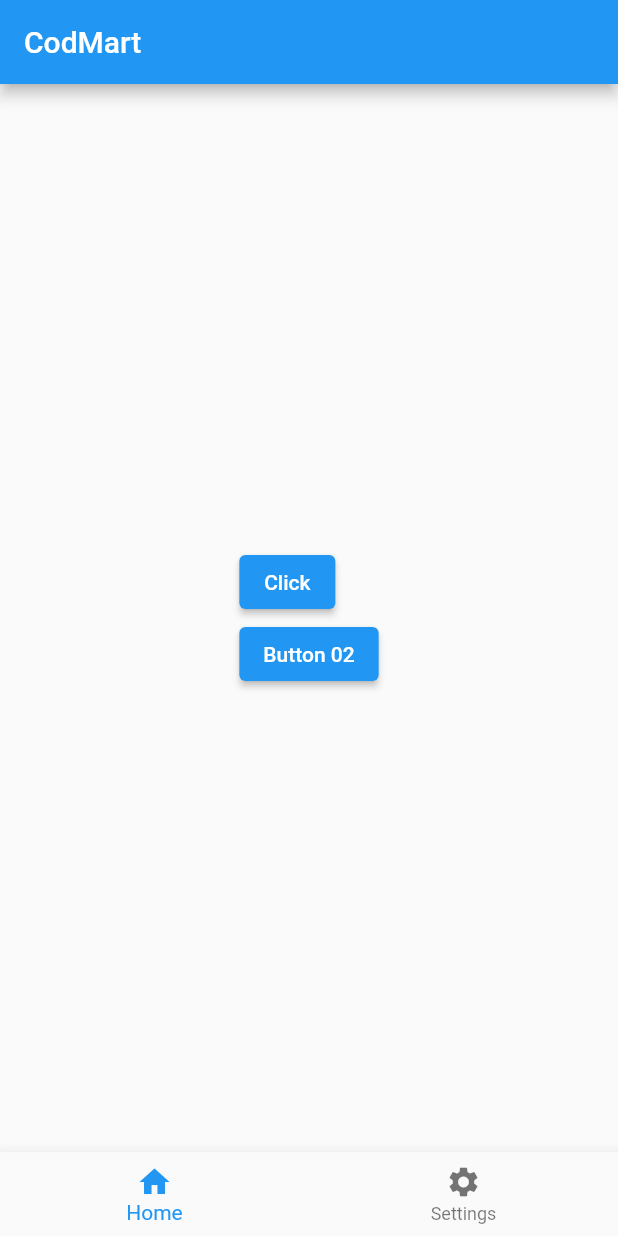
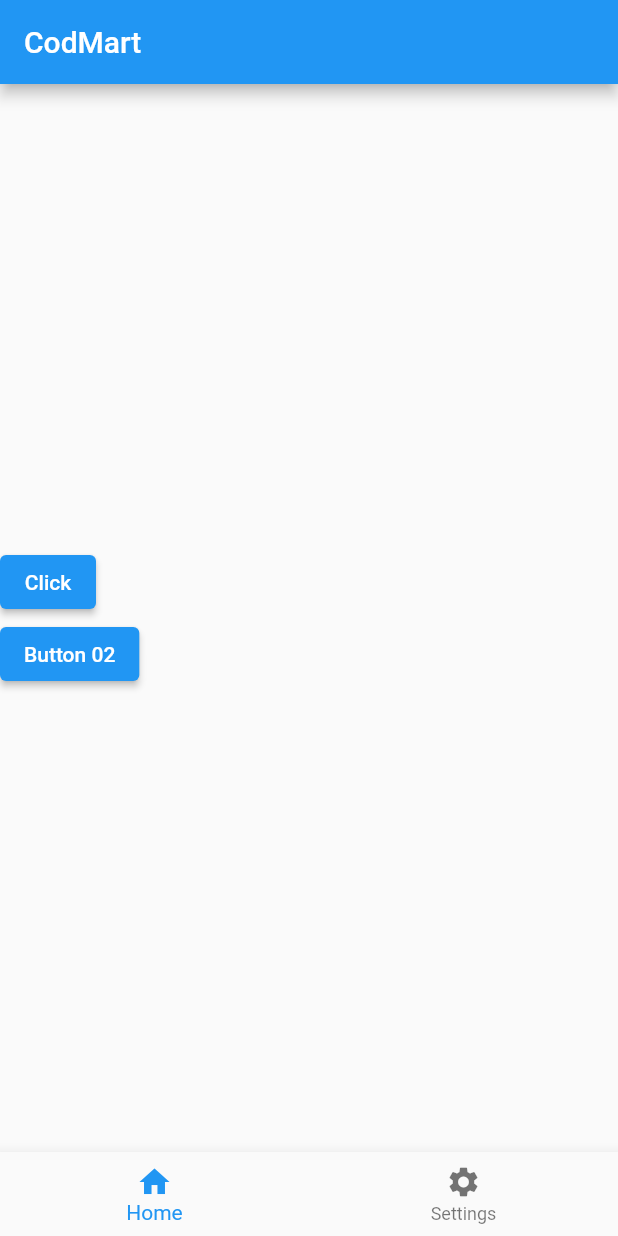
Before and after one commit to Hasitha-Lakshan404/Flutter_Basic, a Flutter app: the screen it shows after launch, on a phone screen of 412 x 824 dp. Run offline on Flutter 3.47's test engine with Material 2 defaults, Android fonts, the phone set to English and light mode, and no system bars.

Commit message:
set the Coloumn full size of the user window

```diff
--- a/lib/main.dart
+++ b/lib/main.dart
@@ -1,3 +1,5 @@
+import 'dart:math';
+
 import 'package:flutter/material.dart';
 
 void main() {
@@ -27,6 +29,9 @@ class _MyAppState extends State<MyApp> {
 
         //Sart a body
         body: Center(
+          child: SizedBox(
+            //to set the column full size to the user window
+            width: double.infinity,
             child: Column(
               //for the center two button
               mainAxisAlignment: MainAxisAlignment.center,
@@ -57,6 +62,7 @@ class _MyAppState extends State<MyApp> {
               ],
             ),
           ),
+        ),
 
         //navigation bar
         bottomNavigationBar: BottomNavigationBar(
```
Lines whose indentation alone changed are shown as unchanged.
